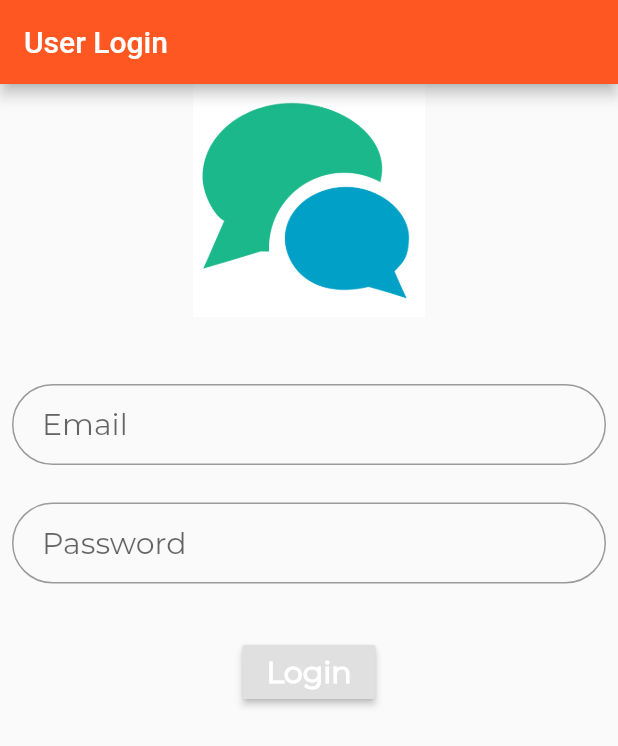
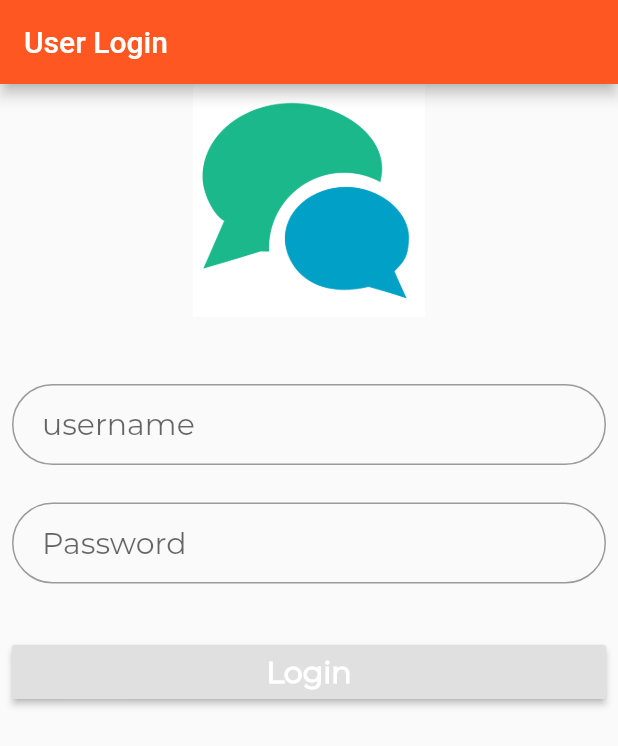
Before and after one commit to NanuSai/CollegeApk, a Flutter app: the screen it shows after launch, after a tap on "Login", on a phone screen of 412 x 824 dp. Shown: the top 746 px of the screen. Run offline on Flutter 3.47's test engine with Material 2 defaults, Android fonts, the light colour scheme and no system bars; network calls fail.

Commit message:
Changed from email - > username, username is now passed from login screen, Can now call from the button in profile page,
Issue :
Call activates for every button in profile page

```diff
--- a/lib/Login.dart
+++ b/lib/Login.dart
@@ -1,16 +1,16 @@
 class Login {
-  final String email;
+  final String username;
   final String password;
 
-  Login({this.email, this.password});
+  Login({this.username, this.password});
 
   factory Login.fromJson(Map<String, dynamic> json) {
-    return Login(email: json['email'], password: json['password']);
+    return Login(username: json['username'], password: json['password']);
   }
 
   Map toMap() {
     var map = new Map<String, dynamic>();
-    map['email'] = email;
+    map['username'] = username;
     map['password'] = password;
 
     return map;
--- a/lib/login_page.dart
+++ b/lib/login_page.dart
@@ -21,26 +21,26 @@ class LoginPage extends StatelessWidget {
 
   LoginPage({Key key, this.post}) : super(key: key);
   static final CREATE_POST_URL = 'https://jsonplaceholder.typicode.com/posts';
-  final TextEditingController emailControler = new TextEditingController();
-  final TextEditingController passwordControler = new TextEditingController();
+  final TextEditingController usernameController = new TextEditingController();
+  final TextEditingController passwordController = new TextEditingController();
   final TextStyle style = TextStyle(fontFamily: 'Montserrat', fontSize: 20.0);
 
   @override
   Widget build(BuildContext context) {
-    final emailField = TextField(
+    final usernameField = TextField(
       obscureText: false,
       style: style,
-      controller: emailControler,
+      controller: usernameController,
       decoration: InputDecoration(
           contentPadding: EdgeInsets.fromLTRB(20.0, 15.0, 20.0, 15.0),
-          hintText: "Email",
+          hintText: "username",
           border:
               OutlineInputBorder(borderRadius: BorderRadius.circular(32.0))),
     );
     final passwordField = TextField(
       obscureText: true,
       style: style,
-      controller: passwordControler,
+      controller: passwordController,
       decoration: InputDecoration(
           contentPadding: EdgeInsets.fromLTRB(20.0, 15.0, 20.0, 15.0),
           hintText: "Password",
@@ -50,10 +50,11 @@ class LoginPage extends StatelessWidget {
     final Widget loginButton = new RaisedButton(
       onPressed: () async {
         Login newLogin = new Login(
-            email: emailControler.text, password: passwordControler.text);
+            username: usernameController.text,
+            password: passwordController.text);
         Login p = await createLogin(CREATE_POST_URL, body: newLogin.toMap());
-        print(p.email);
-        Navigator.pushNamed(context, '/home');
+        print(p.username);
+        Navigator.pushNamed(context, '/home', arguments: p);
       },
       child: Text("Login",
           textAlign: TextAlign.center,
@@ -67,7 +68,9 @@ class LoginPage extends StatelessWidget {
         ),
         body: new Container(
           margin: const EdgeInsets.only(left: 8.0, right: 8.0),
-          child: new Column(
+          child:
+
+          new ListView(
             children: <Widget>[
               SizedBox(
                 height: 155.0,
@@ -77,7 +80,7 @@ class LoginPage extends StatelessWidget {
                 ),
               ),
               SizedBox(height: 45.0),
-              emailField,
+              usernameField,
               SizedBox(height: 25.0),
               passwordField,
               SizedBox(
@@ -89,6 +92,7 @@ class LoginPage extends StatelessWidget {
               ),
             ],
           ),
+
         ));
   }
 }
--- a/pubspec.yaml
+++ b/pubspec.yaml
@@ -19,11 +19,12 @@ environment:
 dependencies:
   flutter:
     sdk: flutter
-
+  url_launcher: ^5.4.1
   # The following adds the Cupertino Icons font to your application.
   # Use with the CupertinoIcons class for iOS style icons.
-  cupertino_icons: ^0.1.2
+  cupertino_icons: ^0.1.3
   http: ^0.12.0+3
+
 
 dev_dependencies:
   flutter_test:
```
Also changed, not shown: lib/home_page.dart (+14 -1 lines), lib/profile_page.dart (+8 -12 lines), pubspec.lock.
